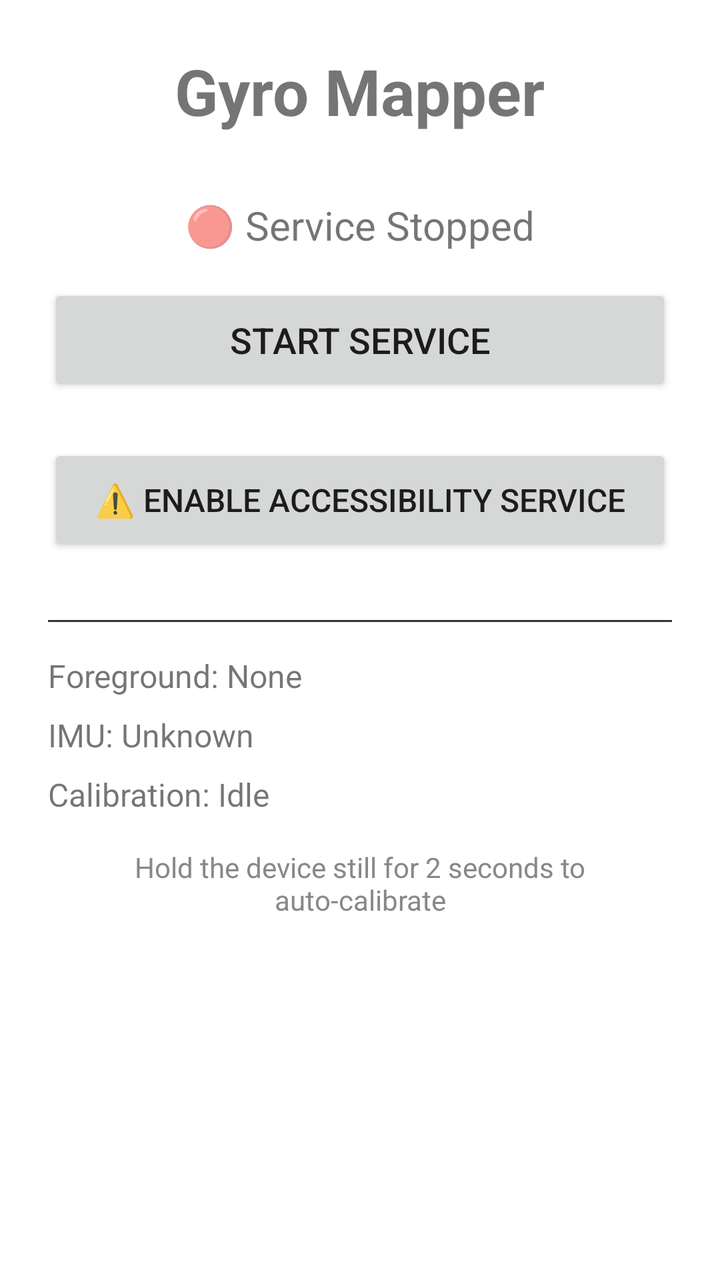
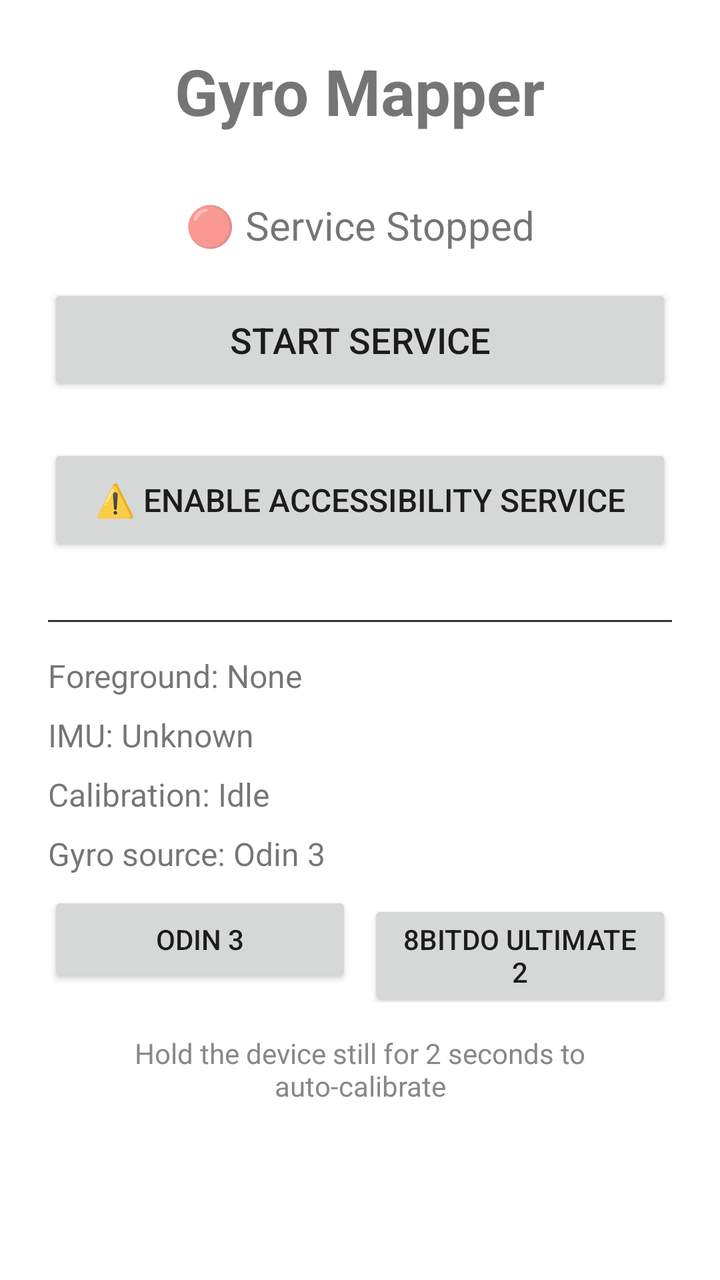

An Android layout rendered at two revisions. The XML below is the earlier revision; the diff shows what the commit changed to produce the second picture.
<!-- AndroidManifest.xml: application theme Theme.GyroMapper -->
<!-- res/layout/activity_main.xml -->
<?xml version="1.0" encoding="utf-8"?>
<LinearLayout xmlns:android="http://schemas.android.com/apk/res/android"
    android:layout_width="match_parent"
    android:layout_height="match_parent"
    android:orientation="vertical"
    android:padding="24dp"
    android:gravity="center_horizontal">

    <TextView
        android:layout_width="wrap_content"
        android:layout_height="wrap_content"
        android:text="Gyro Mapper"
        android:textSize="32sp"
        android:textStyle="bold"
        android:layout_marginBottom="32dp" />

    <TextView
        android:id="@+id/statusText"
        android:layout_width="wrap_content"
        android:layout_height="wrap_content"
        android:text="🔴 Service Stopped"
        android:textSize="20sp"
        android:layout_marginBottom="16dp" />

    <Button
        android:id="@+id/startStopButton"
        android:layout_width="match_parent"
        android:layout_height="56dp"
        android:text="Start Service"
        android:textSize="18sp"
        android:layout_marginBottom="24dp" />

    <Button
        android:id="@+id/accessibilityButton"
        android:layout_width="match_parent"
        android:layout_height="56dp"
        android:text="⚠️ Enable Accessibility Service"
        android:textSize="16sp"
        android:layout_marginBottom="32dp" />

    <View
        android:layout_width="match_parent"
        android:layout_height="1dp"
        android:background="#333333"
        android:layout_marginBottom="16dp" />

    <TextView
        android:id="@+id/foregroundText"
        android:layout_width="match_parent"
        android:layout_height="wrap_content"
        android:text="Foreground: None"
        android:textSize="16sp"
        android:layout_marginBottom="8dp" />

    <TextView
        android:id="@+id/gyroStatusText"
        android:layout_width="match_parent"
        android:layout_height="wrap_content"
        android:text="IMU: Unknown"
        android:textSize="16sp"
        android:layout_marginBottom="8dp" />

    <TextView
        android:id="@+id/calibrationText"
        android:layout_width="match_parent"
        android:layout_height="wrap_content"
        android:text="Calibration: Idle"
        android:textSize="16sp"
        android:layout_marginBottom="16dp" />

    <TextView
        android:layout_width="match_parent"
        android:layout_height="wrap_content"
        android:text="Hold the device still for 2 seconds to auto-calibrate"
        android:textSize="14sp"
        android:textColor="#888888"
        android:gravity="center" />

</LinearLayout>
<!-- resources referenced by this layout -->
<resources>
  <style name="Theme.GyroMapper" parent="Theme.MaterialComponents.DayNight.NoActionBar">
          <item name="colorPrimary">@color/purple_500</item>
          <item name="colorPrimaryVariant">@color/purple_700</item>
          <item name="colorOnPrimary">@color/white</item>
          <item name="colorSecondary">@color/teal_200</item>
          <item name="colorSecondaryVariant">@color/teal_700</item>
          <item name="colorOnSecondary">@color/black</item>
          <item name="android:statusBarColor">?attr/colorPrimaryVariant</item>
      </style>
  <color name="purple_500">#FF6200EE</color>
  <color name="purple_700">#FF3700B3</color>
  <color name="white">#FFFFFFFF</color>
  <color name="teal_200">#FF03DAC5</color>
  <color name="teal_700">#FF018786</color>
  <color name="black">#FF000000</color>
</resources>

<!-- the commit's change to res/layout/activity_main.xml (unified diff, before → after) -->
@@ -66,7 +66,41 @@
         android:layout_height="wrap_content"
         android:text="Calibration: Idle"
         android:textSize="16sp"
-        android:layout_marginBottom="16dp" />
+        android:layout_marginBottom="8dp" />
+
+    <TextView
+        android:id="@+id/gyroSourceText"
+        android:layout_width="match_parent"
+        android:layout_height="wrap_content"
+        android:text="Gyro source: Odin 3"
+        android:textSize="16sp"
+        android:layout_marginBottom="8dp" />
+
+    <LinearLayout
+        android:layout_width="match_parent"
+        android:layout_height="wrap_content"
+        android:orientation="horizontal"
+        android:layout_marginBottom="16dp">
+
+        <Button
+            android:id="@+id/odinSourceButton"
+            android:layout_width="0dp"
+            android:layout_height="wrap_content"
+            android:layout_weight="1"
+            android:layout_marginEnd="4dp"
+            android:text="Odin 3"
+            android:textSize="14sp" />
+
+        <Button
+            android:id="@+id/eightBitDoSourceButton"
+            android:layout_width="0dp"
+            android:layout_height="wrap_content"
+            android:layout_weight="1"
+            android:layout_marginStart="4dp"
+            android:text="8BitDo Ultimate 2"
+            android:textSize="14sp" />
+
+    </LinearLayout>
 
     <TextView
         android:layout_width="match_parent"
